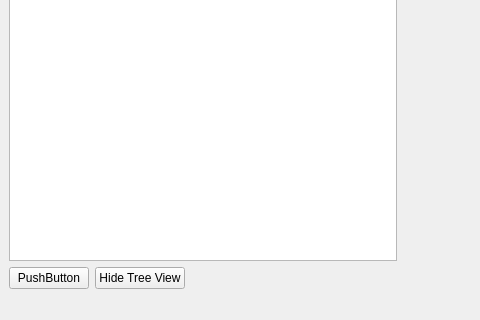
ninyo999/2024_EEEE2076_GROUP6, file ProjectWeek2/mainwindow.ui: the form before one commit; both pictures show x 0 to 480 and y 280 to 600 of the 800 by 600 pixel window.
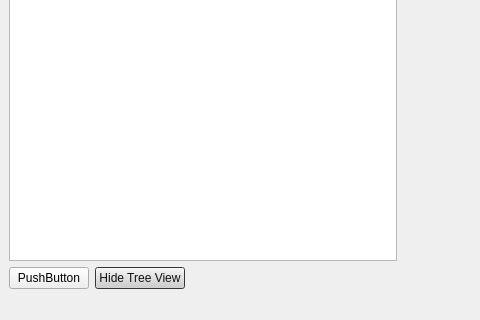
The form after the commit. Icons and pictures are not drawn. Custom widgets are drawn as their Qt base class.

The edit to the form file:
```diff
--- a/ProjectWeek2/mainwindow.ui
+++ b/ProjectWeek2/mainwindow.ui
@@ -13,6 +13,9 @@
   <property name="windowTitle">
    <string>MainWindow</string>
   </property>
+  <property name="autoFillBackground">
+   <bool>false</bool>
+  </property>
   <widget class="QWidget" name="centralwidget">
    <layout class="QVBoxLayout" name="verticalLayout">
     <item>
@@ -60,6 +63,318 @@
       </item>
       <item>
        <widget class="QPushButton" name="toggleTreeViewButton">
+        <property name="palette">
+         <palette>
+          <active>
+           <colorrole role="WindowText">
+            <brush brushstyle="SolidPattern">
+             <color alpha="255">
+              <red>255</red>
+              <green>255</green>
+              <blue>255</blue>
+             </color>
+            </brush>
+           </colorrole>
+           <colorrole role="Button">
+            <brush brushstyle="SolidPattern">
+             <color alpha="255">
+              <red>206</red>
+              <green>206</green>
+              <blue>206</blue>
+             </color>
+            </brush>
+           </colorrole>
+           <colorrole role="Midlight">
+            <brush brushstyle="SolidPattern">
+             <color alpha="255">
+              <red>33</red>
+              <green>33</green>
+              <blue>33</blue>
+             </color>
+            </brush>
+           </colorrole>
+           <colorrole role="Dark">
+            <brush brushstyle="SolidPattern">
+             <color alpha="255">
+              <red>33</red>
+              <green>33</green>
+              <blue>33</blue>
+             </color>
+            </brush>
+           </colorrole>
+           <colorrole role="Mid">
+            <brush brushstyle="SolidPattern">
+             <color alpha="255">
+              <red>208</red>
+              <green>208</green>
+              <blue>208</blue>
+             </color>
+            </brush>
+           </colorrole>
+           <colorrole role="Text">
+            <brush brushstyle="SolidPattern">
+             <color alpha="255">
+              <red>0</red>
+              <green>0</green>
+              <blue>0</blue>
+             </color>
+            </brush>
+           </colorrole>
+           <colorrole role="ButtonText">
+            <brush brushstyle="SolidPattern">
+             <color alpha="255">
+              <red>17</red>
+              <green>17</green>
+              <blue>17</blue>
+             </color>
+            </brush>
+           </colorrole>
+           <colorrole role="Window">
+            <brush brushstyle="SolidPattern">
+             <color alpha="255">
+              <red>76</red>
+              <green>76</green>
+              <blue>76</blue>
+             </color>
+            </brush>
+           </colorrole>
+           <colorrole role="Highlight">
+            <brush brushstyle="SolidPattern">
+             <color alpha="255">
+              <red>0</red>
+              <green>43</green>
+              <blue>76</blue>
+             </color>
+            </brush>
+           </colorrole>
+           <colorrole role="HighlightedText">
+            <brush brushstyle="SolidPattern">
+             <color alpha="255">
+              <red>0</red>
+              <green>0</green>
+              <blue>0</blue>
+             </color>
+            </brush>
+           </colorrole>
+           <colorrole role="PlaceholderText">
+            <brush brushstyle="SolidPattern">
+             <color alpha="128">
+              <red>63</red>
+              <green>63</green>
+              <blue>63</blue>
+             </color>
+            </brush>
+           </colorrole>
+          </active>
+          <inactive>
+           <colorrole role="WindowText">
+            <brush brushstyle="SolidPattern">
+             <color alpha="255">
+              <red>255</red>
+              <green>255</green>
+              <blue>255</blue>
+             </color>
+            </brush>
+           </colorrole>
+           <colorrole role="Button">
+            <brush brushstyle="SolidPattern">
+             <color alpha="255">
+              <red>206</red>
+              <green>206</green>
+              <blue>206</blue>
+             </color>
+            </brush>
+           </colorrole>
+           <colorrole role="Midlight">
+            <brush brushstyle="SolidPattern">
+             <color alpha="255">
+              <red>33</red>
+              <green>33</green>
+              <blue>33</blue>
+             </color>
+            </brush>
+           </colorrole>
+           <colorrole role="Dark">
+            <brush brushstyle="SolidPattern">
+             <color alpha="255">
+              <red>33</red>
+              <green>33</green>
+              <blue>33</blue>
+             </color>
+            </brush>
+           </colorrole>
+           <colorrole role="Mid">
+            <brush brushstyle="SolidPattern">
+             <color alpha="255">
+              <red>208</red>
+              <green>208</green>
+              <blue>208</blue>
+             </color>
+            </brush>
+           </colorrole>
+           <colorrole role="Text">
+            <brush brushstyle="SolidPattern">
+             <color alpha="255">
+              <red>0</red>
+              <green>0</green>
+              <blue>0</blue>
+             </color>
+            </brush>
+           </colorrole>
+           <colorrole role="ButtonText">
+            <brush brushstyle="SolidPattern">
+             <color alpha="255">
+              <red>17</red>
+              <green>17</green>
+              <blue>17</blue>
+             </color>
+            </brush>
+           </colorrole>
+           <colorrole role="Window">
+            <brush brushstyle="SolidPattern">
+             <color alpha="255">
+              <red>76</red>
+              <green>76</green>
+              <blue>76</blue>
+             </color>
+            </brush>
+           </colorrole>
+           <colorrole role="Highlight">
+            <brush brushstyle="SolidPattern">
+             <color alpha="255">
+              <red>0</red>
+              <green>43</green>
+              <blue>76</blue>
+             </color>
+            </brush>
+           </colorrole>
+           <colorrole role="HighlightedText">
+            <brush brushstyle="SolidPattern">
+             <color alpha="255">
+              <red>0</red>
+              <green>0</green>
+              <blue>0</blue>
+             </color>
+            </brush>
+           </colorrole>
+           <colorrole role="PlaceholderText">
+            <brush brushstyle="SolidPattern">
+             <color alpha="128">
+              <red>63</red>
+              <green>63</green>
+              <blue>63</blue>
+             </color>
+            </brush>
+           </colorrole>
+          </inactive>
+          <disabled>
+           <colorrole role="WindowText">
+            <brush brushstyle="SolidPattern">
+             <color alpha="255">
+              <red>33</red>
+              <green>33</green>
+              <blue>33</blue>
+             </color>
+            </brush>
+           </colorrole>
+           <colorrole role="Button">
+            <brush brushstyle="SolidPattern">
+             <color alpha="255">
+              <red>206</red>
+              <green>206</green>
+              <blue>206</blue>
+             </color>
+            </brush>
+           </colorrole>
+           <colorrole role="Midlight">
+            <brush brushstyle="SolidPattern">
+             <color alpha="255">
+              <red>33</red>
+              <green>33</green>
+              <blue>33</blue>
+             </color>
+            </brush>
+           </colorrole>
+           <colorrole role="Dark">
+            <brush brushstyle="SolidPattern">
+             <color alpha="255">
+              <red>33</red>
+              <green>33</green>
+              <blue>33</blue>
+             </color>
+            </brush>
+           </colorrole>
+           <colorrole role="Mid">
+            <brush brushstyle="SolidPattern">
+             <color alpha="255">
+              <red>208</red>
+              <green>208</green>
+              <blue>208</blue>
+             </color>
+            </brush>
+           </colorrole>
+           <colorrole role="Text">
+            <brush brushstyle="SolidPattern">
+             <color alpha="255">
+              <red>33</red>
+              <green>33</green>
+              <blue>33</blue>
+             </color>
+            </brush>
+           </colorrole>
+           <colorrole role="ButtonText">
+            <brush brushstyle="SolidPattern">
+             <color alpha="255">
+              <red>33</red>
+              <green>33</green>
+              <blue>33</blue>
+             </color>
+            </brush>
+           </colorrole>
+           <colorrole role="Base">
+            <brush brushstyle="SolidPattern">
+             <color alpha="255">
+              <red>76</red>
+              <green>76</green>
+              <blue>76</blue>
+             </color>
+            </brush>
+           </colorrole>
+           <colorrole role="Window">
+            <brush brushstyle="SolidPattern">
+             <color alpha="255">
+              <red>76</red>
+              <green>76</green>
+              <blue>76</blue>
+             </color>
+            </brush>
+           </colorrole>
+           <colorrole role="HighlightedText">
+            <brush brushstyle="SolidPattern">
+             <color alpha="255">
+              <red>0</red>
+              <green>0</green>
+              <blue>0</blue>
+             </color>
+            </brush>
+           </colorrole>
+           <colorrole role="PlaceholderText">
+            <brush brushstyle="SolidPattern">
+             <color alpha="128">
+              <red>63</red>
+              <green>63</green>
+              <blue>63</blue>
+             </color>
+            </brush>
+           </colorrole>
+          </disabled>
+         </palette>
+        </property>
+        <property name="font">
+         <font>
+          <family>Arial</family>
+         </font>
+        </property>
         <property name="text">
          <string>Hide Tree View</string>
         </property>
```
Left out of the diff: 1 changed line with no effect on the pictures.
